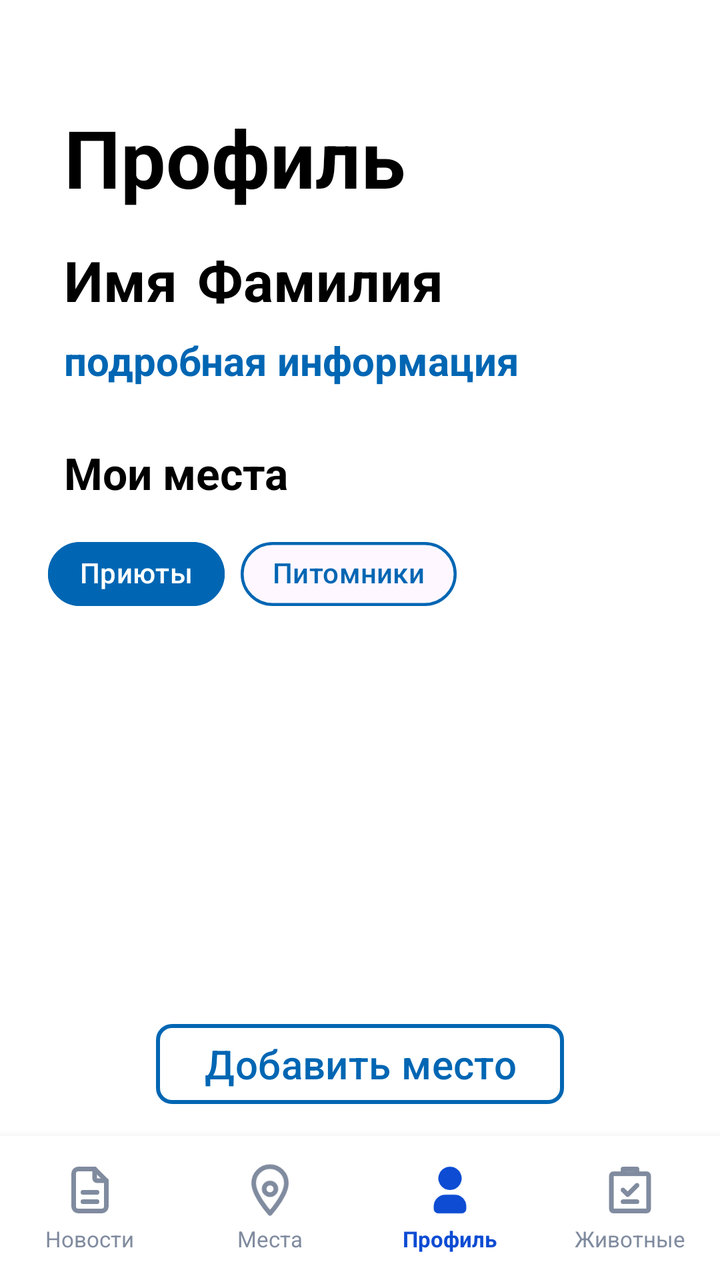
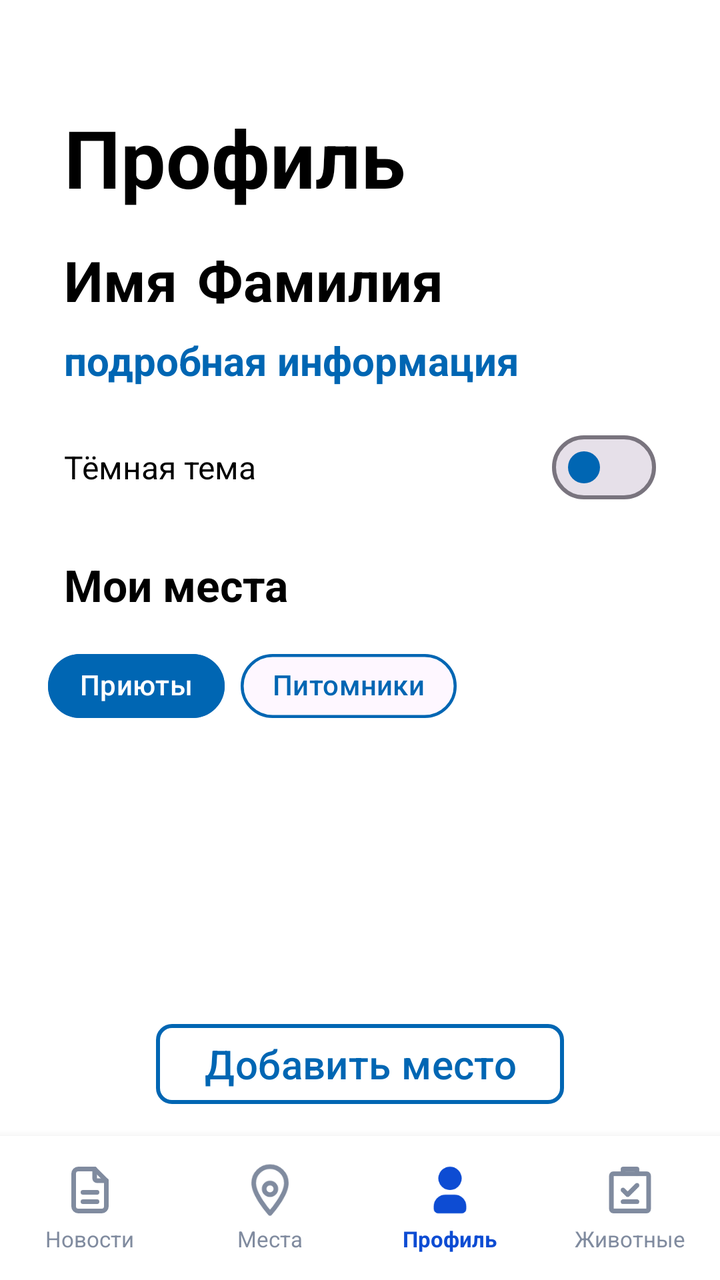

Compare the two renders of this Android layout. The source of the first and the diff that turns it into the second are given below.
<!-- AndroidManifest.xml: application theme Theme.VetUslugi -->
<!-- res/layout/fragment_profile.xml -->
<?xml version="1.0" encoding="utf-8"?>
<androidx.constraintlayout.widget.ConstraintLayout xmlns:android="http://schemas.android.com/apk/res/android"
    xmlns:app="http://schemas.android.com/apk/res-auto"
    xmlns:tools="http://schemas.android.com/tools"
    android:layout_width="match_parent"
    android:layout_height="match_parent">

    <include
        android:id="@+id/customBottomBar4"
        layout="@layout/nav_bar4"
        android:layout_width="match_parent"
        android:layout_height="72dp"
        app:layout_constraintBottom_toBottomOf="parent" />

    <TextView
        android:id="@+id/textView3"
        android:layout_width="wrap_content"
        android:layout_height="wrap_content"
        android:layout_marginStart="32dp"
        android:layout_marginTop="52dp"
        android:text="Профиль"
        android:textColor="?android:attr/colorPrimary"
        android:textSize="40sp"
        android:textStyle="bold"
        app:layout_constraintStart_toStartOf="parent"
        app:layout_constraintTop_toTopOf="parent" />

    <LinearLayout
        android:id="@+id/llNameRow"
        android:layout_width="wrap_content"
        android:layout_height="wrap_content"
        android:layout_marginStart="32dp"
        android:layout_marginTop="16dp"
        android:gravity="center_vertical"
        android:orientation="horizontal"
        app:layout_constraintStart_toStartOf="parent"
        app:layout_constraintTop_toBottomOf="@+id/textView3">

        <TextView
            android:id="@+id/tvNameUser"
            android:layout_width="wrap_content"
            android:layout_height="wrap_content"
            android:text="Имя"
            android:textColor="?android:attr/colorPrimary"
            android:textSize="28sp"
            android:textStyle="bold" />

        <TextView
            android:id="@+id/tvSurnameUser"
            android:layout_width="wrap_content"
            android:layout_height="wrap_content"
            android:layout_marginStart="10dp"
            android:text="Фамилия"
            android:textColor="?android:attr/colorPrimary"
            android:textSize="28sp"
            android:textStyle="bold" />

    </LinearLayout>

    <TextView
        android:id="@+id/tvGetInfo"
        android:layout_width="wrap_content"
        android:layout_height="wrap_content"
        android:layout_marginStart="32dp"
        android:layout_marginTop="8dp"
        android:text="подробная информация"
        android:textColor="@color/blue"
        android:textStyle="bold"
        app:layout_constraintStart_toStartOf="parent"
        app:layout_constraintTop_toBottomOf="@+id/llNameRow" />

    <TextView
        android:id="@+id/textView15"
        android:layout_width="wrap_content"
        android:layout_height="wrap_content"
        android:layout_marginStart="32dp"
        android:layout_marginTop="28dp"
        android:text="Мои места"
        android:textColor="?android:attr/colorPrimary"
        android:textSize="22sp"
        android:textStyle="bold"
        app:layout_constraintStart_toStartOf="parent"
        app:layout_constraintTop_toBottomOf="@+id/tvGetInfo" />

    <com.google.android.material.chip.ChipGroup
        android:id="@+id/chipGroupProfile"
        android:layout_width="wrap_content"
        android:layout_height="wrap_content"
        android:layout_marginStart="24dp"
        android:layout_marginTop="12dp"
        app:layout_constraintStart_toStartOf="parent"
        app:layout_constraintTop_toBottomOf="@+id/textView15"
        app:selectionRequired="true"
        app:singleSelection="true">

        <com.google.android.material.chip.Chip
            android:id="@+id/chipProfileShelters"
            style="@style/Widget.Material3.Chip.Filter"
            android:layout_width="wrap_content"
            android:layout_height="wrap_content"
            android:checkable="true"
            android:checked="true"
            android:text="Приюты"
            android:textColor="@color/chip_text_color"
            app:checkedIconVisible="false"
            app:chipBackgroundColor="@color/chip_background_color"
            app:chipCornerRadius="20dp"
            app:chipStrokeColor="@color/blue"
            app:chipStrokeWidth="1.5dp" />

        <com.google.android.material.chip.Chip
            android:id="@+id/chipProfileNurseries"
            style="@style/Widget.Material3.Chip.Filter"
            android:layout_width="wrap_content"
            android:layout_height="wrap_content"
            android:checkable="true"
            android:text="Питомники"
            android:textColor="@color/chip_text_color"
            app:checkedIconVisible="false"
            app:chipBackgroundColor="@color/chip_background_color"
            app:chipCornerRadius="20dp"
            app:chipStrokeColor="@color/blue"
            app:chipStrokeWidth="1.5dp" />

    </com.google.android.material.chip.ChipGroup>

    <Button
        android:id="@+id/btnAddPlace"
        android:layout_width="wrap_content"
        android:layout_height="wrap_content"
        android:layout_marginBottom="12dp"
        android:text="Добавить место"
        app:layout_constraintBottom_toTopOf="@+id/customBottomBar4"
        app:layout_constraintEnd_toEndOf="parent"
        app:layout_constraintStart_toStartOf="parent" />

    <androidx.recyclerview.widget.RecyclerView
        android:id="@+id/shelterRecycler"
        android:layout_width="0dp"
        android:layout_height="0dp"
        android:layout_marginTop="8dp"
        android:clipToPadding="false"
        android:paddingBottom="8dp"
        app:layout_constraintBottom_toTopOf="@+id/btnAddPlace"
        app:layout_constraintEnd_toEndOf="parent"
        app:layout_constraintStart_toStartOf="parent"
        app:layout_constraintTop_toBottomOf="@+id/chipGroupProfile"
        tools:itemCount="2"
        tools:listitem="@layout/item_shelter" />

    <androidx.recyclerview.widget.RecyclerView
        android:id="@+id/nurseryRecycler"
        android:layout_width="0dp"
        android:layout_height="0dp"
        android:layout_marginTop="8dp"
        android:clipToPadding="false"
        android:paddingBottom="8dp"
        android:visibility="gone"
        app:layout_constraintBottom_toTopOf="@+id/btnAddPlace"
        app:layout_constraintEnd_toEndOf="parent"
        app:layout_constraintStart_toStartOf="parent"
        app:layout_constraintTop_toBottomOf="@+id/chipGroupProfile"
        tools:itemCount="2"
        tools:listitem="@layout/item_nursery" />

    <TextView
        android:id="@+id/tvEmptyPlaces"
        android:layout_width="0dp"
        android:layout_height="wrap_content"
        android:layout_marginTop="48dp"
        android:gravity="center"
        android:text="Нет мест"
        android:textColor="@color/blue"
        android:textSize="16sp"
        android:visibility="gone"
        app:layout_constraintEnd_toEndOf="parent"
        app:layout_constraintStart_toStartOf="parent"
        app:layout_constraintTop_toBottomOf="@+id/chipGroupProfile" />

</androidx.constraintlayout.widget.ConstraintLayout>
<!-- res/layout/nav_bar4.xml (included above) -->
<?xml version="1.0" encoding="utf-8"?>
<LinearLayout
    xmlns:android="http://schemas.android.com/apk/res/android"
    android:id="@+id/customBottomBar"
    android:layout_width="match_parent"
    android:layout_height="72dp"
    android:orientation="horizontal"
    android:background="?android:attr/background"
    android:gravity="center"
    android:weightSum="4"
    android:elevation="8dp">

    
    <LinearLayout
        android:id="@+id/nav_news"
        android:layout_width="0dp"
        android:layout_height="match_parent"
        android:layout_weight="1"
        android:gravity="center"
        android:orientation="vertical"
        android:paddingTop="8dp"
        android:paddingBottom="8dp">
        <ImageView
            android:id="@+id/icon_news"
            android:layout_width="28dp"
            android:layout_height="28dp"
            android:src="@drawable/news" />
        <TextView
            android:layout_width="wrap_content"
            android:layout_height="wrap_content"
            android:layout_marginTop="3dp"
            android:text="Новости"
            android:textSize="11sp"
            android:textColor="@color/icon_gray" />
    </LinearLayout>

    
    <LinearLayout
        android:id="@+id/nav_places"
        android:layout_width="0dp"
        android:layout_height="match_parent"
        android:layout_weight="1"
        android:gravity="center"
        android:orientation="vertical"
        android:paddingTop="8dp"
        android:paddingBottom="8dp">
        <ImageView
            android:id="@+id/icon_places"
            android:layout_width="28dp"
            android:layout_height="28dp"
            android:src="@drawable/places" />
        <TextView
            android:layout_width="wrap_content"
            android:layout_height="wrap_content"
            android:layout_marginTop="3dp"
            android:text="Места"
            android:textSize="11sp"
            android:textColor="@color/icon_gray" />
    </LinearLayout>

    
    <LinearLayout
        android:id="@+id/nav_profile"
        android:layout_width="0dp"
        android:layout_height="match_parent"
        android:layout_weight="1"
        android:gravity="center"
        android:orientation="vertical"
        android:paddingTop="8dp"
        android:paddingBottom="8dp">
        <ImageView
            android:id="@+id/icon_profile"
            android:layout_width="28dp"
            android:layout_height="28dp"
            android:src="@drawable/profileselected" />
        <TextView
            android:layout_width="wrap_content"
            android:layout_height="wrap_content"
            android:layout_marginTop="3dp"
            android:text="Профиль"
            android:textSize="11sp"
            android:textColor="@color/icon_blue"
            android:textStyle="bold" />
    </LinearLayout>

    
    <LinearLayout
        android:id="@+id/nav_survey"
        android:layout_width="0dp"
        android:layout_height="match_parent"
        android:layout_weight="1"
        android:gravity="center"
        android:orientation="vertical"
        android:paddingTop="8dp"
        android:paddingBottom="8dp">
        <ImageView
            android:id="@+id/icon_survey"
            android:layout_width="28dp"
            android:layout_height="28dp"
            android:src="@drawable/survey" />
        <TextView
            android:layout_width="wrap_content"
            android:layout_height="wrap_content"
            android:layout_marginTop="3dp"
            android:text="Животные"
            android:textSize="11sp"
            android:textColor="@color/icon_gray" />
    </LinearLayout>

</LinearLayout>
<!-- res/layout/item_shelter.xml (included above) -->
<com.google.android.material.card.MaterialCardView xmlns:android="http://schemas.android.com/apk/res/android"
    xmlns:app="http://schemas.android.com/apk/res-auto"
    android:layout_width="match_parent"
    android:layout_height="wrap_content"
    android:layout_margin="8dp"
    app:cardCornerRadius="16dp"
    app:cardElevation="4dp"
    app:strokeColor="@color/blue"
    app:strokeWidth="2dp"
    android:backgroundTint="?android:attr/background">

    <LinearLayout
        android:layout_width="match_parent"
        android:layout_height="wrap_content"
        android:orientation="horizontal"
        android:padding="12dp">

        <ImageView
            android:id="@+id/imageView"
            android:layout_width="96dp"
            android:layout_height="96dp"
            android:scaleType="centerCrop"
            android:layout_marginEnd="12dp"
            android:background="@drawable/shelter"
            android:clipToOutline="true" />

        <LinearLayout
            android:layout_width="0dp"
            android:layout_height="wrap_content"
            android:layout_weight="1"
            android:orientation="vertical">

            <TextView
                android:id="@+id/nameShelterText"
                android:layout_width="wrap_content"
                android:layout_height="wrap_content"
                android:text="Название приюта"
                android:textColor="?android:attr/colorPrimary"
                android:textSize="16sp"
                android:textStyle="bold" />

            <LinearLayout
                android:layout_width="wrap_content"
                android:layout_height="wrap_content">
                <TextView
                    android:id="@+id/addressText"
                    android:layout_width="wrap_content"
                    android:layout_height="wrap_content"
                    android:text="Адрес:"
                    android:textColor="?android:attr/colorPrimary"
                    android:textSize="14sp"
                    android:layout_marginTop="4dp" />

                <TextView
                    android:id="@+id/addressShelterInput"
                    android:layout_width="wrap_content"
                    android:layout_height="24dp"
                    android:layout_marginStart="5dp"
                    android:layout_marginTop="4dp"
                    android:text="default"
                    android:textColor="?android:attr/colorPrimary"
                    android:textSize="14sp" />
            </LinearLayout>

            <LinearLayout
                android:layout_width="wrap_content"
                android:layout_height="wrap_content">

                <TextView
                    android:id="@+id/phoneText"
                    android:layout_width="wrap_content"
                    android:layout_height="wrap_content"
                    android:text="Телефон"
                    android:textColor="?android:attr/colorPrimary"
                    android:textSize="14sp"
                    android:layout_marginTop="2dp" />

                <TextView
                    android:id="@+id/phoneShelterInput"
                    android:layout_width="wrap_content"
                    android:layout_height="wrap_content"
                    android:text="default"
                    android:textColor="?android:attr/colorPrimary"
                    android:textSize="14sp"
                    android:layout_marginTop="2dp"
                    android:layout_marginStart="5dp"/>
            </LinearLayout>

            <LinearLayout
                android:layout_width="wrap_content"
                android:layout_height="wrap_content">
                <TextView
                    android:id="@+id/descriptionText"
                    android:layout_width="wrap_content"
                    android:layout_height="wrap_content"
                    android:text="Описание"
                    android:textColor="?android:attr/colorPrimary"
                    android:textSize="13sp"
                    android:layout_marginTop="2dp" />
                <TextView
                    android:id="@+id/descriptionShelterInput"
                    android:layout_width="wrap_content"
                    android:layout_height="wrap_content"
                    android:text="default"
                    android:textColor="?android:attr/colorPrimary"
                    android:textSize="13sp"
                    android:layout_marginTop="2dp"
                    android:layout_marginStart="5dp"/>
            </LinearLayout>

        </LinearLayout>
    </LinearLayout>
</com.google.android.material.card.MaterialCardView>
<!-- res/layout/item_nursery.xml (included above) -->
<com.google.android.material.card.MaterialCardView xmlns:android="http://schemas.android.com/apk/res/android"
    xmlns:app="http://schemas.android.com/apk/res-auto"
    android:layout_width="match_parent"
    android:layout_height="wrap_content"
    android:layout_margin="8dp"
    app:cardCornerRadius="16dp"
    app:cardElevation="4dp"
    app:strokeColor="@color/blue"
    app:strokeWidth="2dp"
    android:backgroundTint="?android:attr/background">

    <LinearLayout
        android:layout_width="match_parent"
        android:layout_height="wrap_content"
        android:orientation="horizontal"
        android:padding="12dp">

        <ImageView
            android:id="@+id/imageView"
            android:layout_width="96dp"
            android:layout_height="96dp"
            android:scaleType="centerCrop"
            android:layout_marginEnd="12dp"
            android:background="@drawable/nursery"
            android:clipToOutline="true" />

        <LinearLayout
            android:layout_width="0dp"
            android:layout_height="wrap_content"
            android:layout_weight="1"
            android:orientation="vertical">

            <TextView
                android:id="@+id/nameNurseryText"
                android:layout_width="wrap_content"
                android:layout_height="wrap_content"
                android:text="Название питомника"
                android:textColor="?android:attr/colorPrimary"
                android:textSize="16sp"
                android:textStyle="bold" />
            <LinearLayout
                android:layout_width="wrap_content"
                android:layout_height="wrap_content">
                <TextView
                    android:id="@+id/addressText"
                    android:textColor="?android:attr/colorPrimary"
                    android:layout_width="wrap_content"
                    android:layout_height="wrap_content"
                    android:text="Адрес:"
                    android:textSize="14sp"
                    android:layout_marginTop="4dp" />
                <TextView
                    android:id="@+id/addressNurseryInput"
                    android:layout_width="wrap_content"
                    android:layout_height="wrap_content"
                    android:text="default"
                    android:textColor="?android:attr/colorPrimary"
                    android:textSize="14sp"
                    android:layout_marginTop="4dp"
                    android:layout_marginStart="5dp"/>
            </LinearLayout>

            <LinearLayout
                android:layout_width="wrap_content"
                android:layout_height="wrap_content">

                <TextView
                    android:id="@+id/phoneText"
                    android:layout_width="wrap_content"
                    android:layout_height="wrap_content"
                    android:text="Телефон"
                    android:textColor="?android:attr/colorPrimary"
                    android:textSize="14sp"
                    android:layout_marginTop="2dp" />

                <TextView
                    android:id="@+id/phoneNurseryInput"
                    android:layout_width="wrap_content"
                    android:layout_height="wrap_content"
                    android:text="default"
                    android:textColor="?android:attr/colorPrimary"
                    android:textSize="14sp"
                    android:layout_marginTop="2dp"
                    android:layout_marginStart="5dp"/>
            </LinearLayout>

            <LinearLayout
                android:layout_width="wrap_content"
                android:layout_height="wrap_content">
                <TextView
                    android:id="@+id/descriptionText"
                    android:layout_width="wrap_content"
                    android:layout_height="wrap_content"
                    android:text="Описание"
                    android:textColor="?android:attr/colorPrimary"
                    android:textSize="13sp"
                    android:layout_marginTop="2dp" />
                <TextView
                    android:id="@+id/descriptionNurseryInput"
                    android:layout_width="wrap_content"
                    android:layout_height="wrap_content"
                    android:text="default"
                    android:textColor="?android:attr/colorPrimary"
                    android:textSize="13sp"
                    android:layout_marginTop="2dp"
                    android:layout_marginStart="5dp"/>
            </LinearLayout>

        </LinearLayout>
    </LinearLayout>

</com.google.android.material.card.MaterialCardView>
<!-- resources referenced by this layout -->
<resources>
  <color name="blue">#0066B3</color>
  <color name="icon_blue">#0D4CD3</color>
  <color name="icon_gray">#808B9F</color>
  <!-- drawable profileselected (drawable) -->
  <vector xmlns:android="http://schemas.android.com/apk/res/android"
      android:width="24dp"
      android:height="24dp"
      android:viewportWidth="24"
      android:viewportHeight="24">
    <path
        android:pathData="M12,2a5,5 0,1 1,-5 5l0.005,-0.217a5,5 0,0 1,4.995 -4.783z"
        android:fillColor="@color/icon_blue"/>
    <path
        android:pathData="M14,14a5,5 0,0 1,5 5v1a2,2 0,0 1,-2 2h-10a2,2 0,0 1,-2 -2v-1a5,5 0,0 1,5 -5h4z"
        android:fillColor="@color/icon_blue"/>
  </vector>
  <!-- drawable shelter (drawable) -->
  <vector xmlns:android="http://schemas.android.com/apk/res/android"
      android:width="24dp"
      android:height="24dp"
      android:viewportWidth="24"
      android:viewportHeight="24">
    <path
        android:pathData="M15,3a3,3 0,0 1,3 3a3,3 0,1 1,-2.12 5.122l-4.758,4.758a3,3 0,1 1,-5.117 2.297l0,-0.177l-0.176,0a3,3 0,1 1,2.298 -5.115l4.758,-4.758a3,3 0,0 1,2.12 -5.122z"
        android:strokeLineJoin="round"
        android:strokeWidth="2"
        android:fillColor="#00000000"
        android:strokeColor="@color/icon_gray"
        android:strokeLineCap="round"/>
  </vector>
  <style name="Theme.VetUslugi" parent="Base.Theme.VetUslugi" />
  <style name="Base.Theme.VetUslugi" parent="Theme.Material3.DayNight.NoActionBar">
  
          <item name="materialButtonStyle">@style/Button</item>
          <item name="android:textViewStyle">@style/TextView</item>
          <item name="editTextStyle">@style/EditText</item>
          <item name="checkboxStyle">@style/BlueCheckBoxStyle</item>
  
          <item name="android:background">@color/white</item>
          <item name="colorPrimary">@color/black</item>
      </style>
  <style name="Button" parent="Widget.Material3.Button">
          <item name="shapeAppearanceOverlay">@style/ShapeAppearance.VetUslugi.Button</item>
          <item name="backgroundTint">@android:color/white</item>
          <item name="strokeColor">@color/blue</item>
          <item name="strokeWidth">2dp</item>
          <item name="android:textColor">@color/blue</item>
          <item name="android:textSize">20sp</item>
      </style>
  <style name="TextView" parent="android:Widget.TextView">
          <item name="android:textSize">20sp</item>
          <item name="android:textColor">@color/black</item>
      </style>
  <style name="EditText" parent="android:Widget.EditText">
          <item name="android:textColorHint">@color/light_blue</item>
          <item name="android:textSize">20sp</item>
          <item name="android:textColor">@color/blue</item>
          <item name="android:background">@drawable/rounded_corners</item>
      </style>
  <style name="BlueCheckBoxStyle" parent="Widget.AppCompat.CompoundButton.CheckBox">
          <item name="android:buttonTint">@color/checkbox_blue_tint</item>
      </style>
  <color name="white">#FFFFFF</color>
  <color name="black">#000000</color>
  <style name="ShapeAppearance.VetUslugi.Button" parent="ShapeAppearance.MaterialComponents.SmallComponent">
          <item name="cornerFamily">rounded</item>
          <item name="cornerSize">8dp</item>
      </style>
  <color name="light_blue">#85ACFF</color>
  <!-- unchanged entries left out for length: 5 -->
</resources>

<!-- the commit's change to res/layout/fragment_profile.xml (unified diff, before → after) -->
@@ -69,18 +69,47 @@
         app:layout_constraintStart_toStartOf="parent"
         app:layout_constraintTop_toBottomOf="@+id/llNameRow" />
 
+    <LinearLayout
+        android:id="@+id/layoutTheme"
+        android:layout_width="0dp"
+        android:layout_height="wrap_content"
+        android:layout_marginStart="32dp"
+        android:layout_marginEnd="32dp"
+        android:layout_marginTop="16dp"
+        android:gravity="center_vertical"
+        android:orientation="horizontal"
+        app:layout_constraintEnd_toEndOf="parent"
+        app:layout_constraintStart_toStartOf="parent"
+        app:layout_constraintTop_toBottomOf="@+id/tvGetInfo">
+
+        <TextView
+            android:layout_width="0dp"
+            android:layout_height="wrap_content"
+            android:layout_weight="1"
+            android:text="Тёмная тема"
+            android:textColor="?android:attr/colorPrimary"
+            android:textSize="16sp" />
+
+        <com.google.android.material.materialswitch.MaterialSwitch
+            android:id="@+id/switchTheme"
+            android:layout_width="wrap_content"
+            android:layout_height="wrap_content"
+            app:thumbTint="@color/blue" />
+
+    </LinearLayout>
+
     <TextView
         android:id="@+id/textView15"
         android:layout_width="wrap_content"
         android:layout_height="wrap_content"
         android:layout_marginStart="32dp"
-        android:layout_marginTop="28dp"
+        android:layout_marginTop="20dp"
         android:text="Мои места"
         android:textColor="?android:attr/colorPrimary"
         android:textSize="22sp"
         android:textStyle="bold"
         app:layout_constraintStart_toStartOf="parent"
-        app:layout_constraintTop_toBottomOf="@+id/tvGetInfo" />
+        app:layout_constraintTop_toBottomOf="@+id/layoutTheme" />
 
     <com.google.android.material.chip.ChipGroup
         android:id="@+id/chipGroupProfile"
